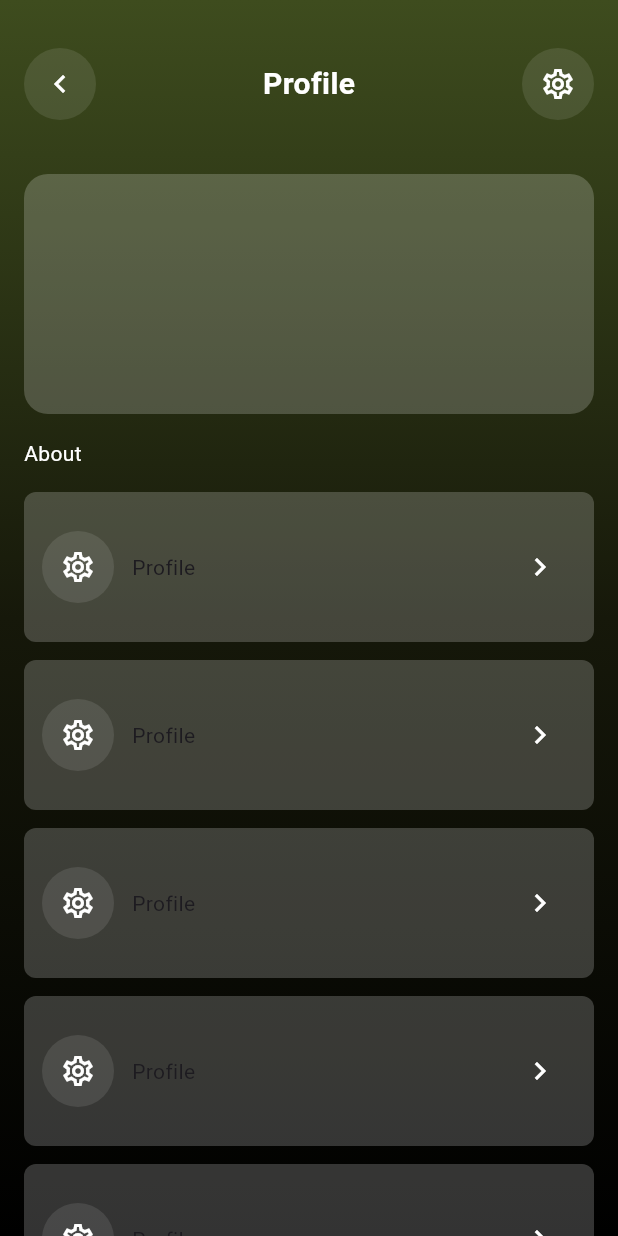
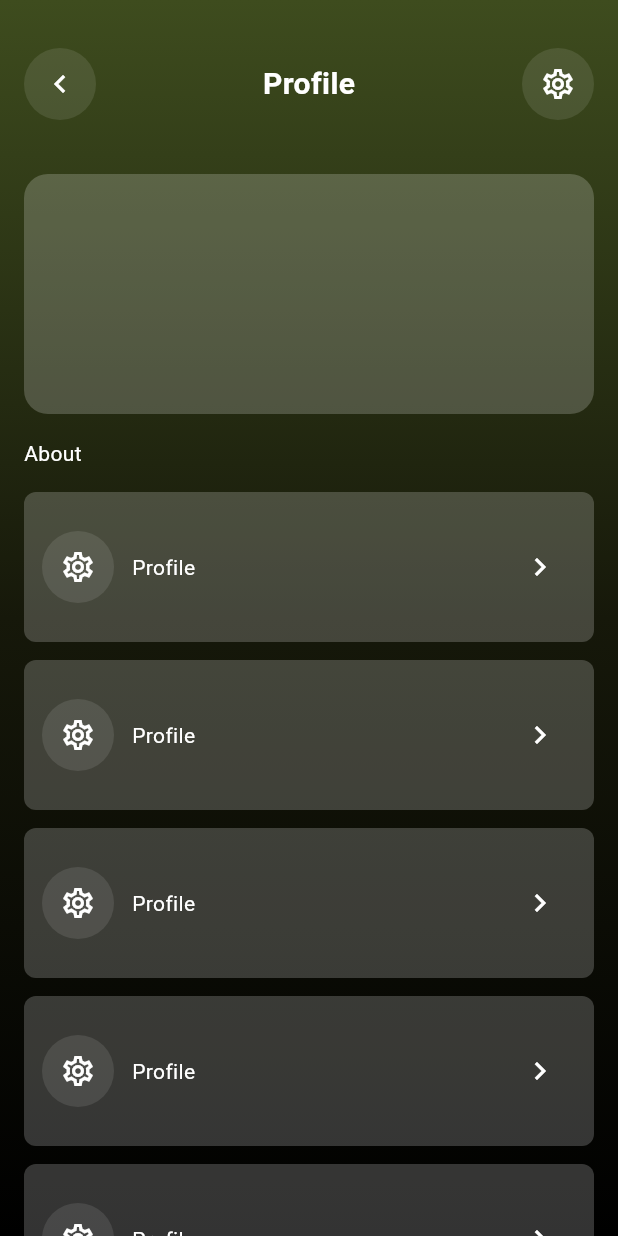
Before and after one commit to JAICHANGPARK/flutter_notebook_chapter_43, a Flutter app: the FoodOrderProfilePage screen opened directly, on a phone screen of 412 x 824 dp. Run offline on Flutter 3.47's test engine with Material 3 defaults, Android fonts, the phone set to English and light mode, and no system bars; our stand-ins replace gap, hugeicons, percent_indicator.

Commit message:
Update food_order_profile_page.dart

```diff
--- a/lib/ep2393_food_order_app/ui/profile/food_order_profile_page.dart
+++ b/lib/ep2393_food_order_app/ui/profile/food_order_profile_page.dart
@@ -109,7 +109,13 @@ class _FoodOrderProfilePageState extends State<FoodOrderProfilePage> {
                                       Icons.settings_outlined,
                                     ),
                                   ),
-                                  Expanded(child: Text("Profile")),
+                                  Expanded(
+                                      child: Text(
+                                    "Profile",
+                                    style: TextStyle(
+                                      color: Colors.white,
+                                    ),
+                                  )),
                                   IconButton(
                                     onPressed: () {},
                                     icon: Icon(
```
